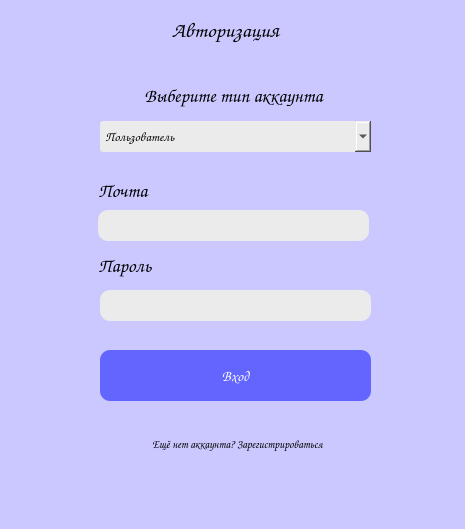
The window that client/ui/logInPage.ui (dashaPima/el-library) describes before a commit, drawn with Qt 5.
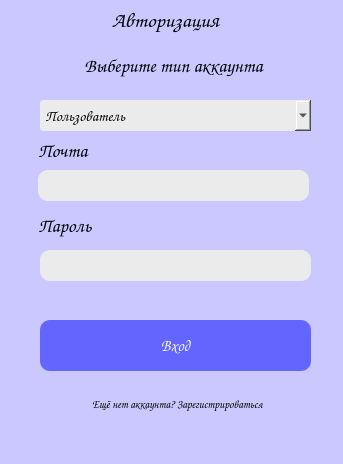
The same window after the commit.

Patch:
```diff
--- a/client/ui/logInPage.ui
+++ b/client/ui/logInPage.ui
@@ -6,8 +6,8 @@
    <rect>
     <x>0</x>
     <y>0</y>
-    <width>465</width>
-    <height>529</height>
+    <width>343</width>
+    <height>464</height>
    </rect>
   </property>
   <property name="windowTitle">
@@ -21,8 +21,8 @@
    <widget class="QLabel" name="label">
     <property name="geometry">
      <rect>
-      <x>140</x>
-      <y>10</y>
+      <x>80</x>
+      <y>0</y>
       <width>171</width>
       <height>41</height>
      </rect>
@@ -31,7 +31,6 @@
      <font>
       <family>Comic Sans MS</family>
       <pointsize>16</pointsize>
-      <weight>75</weight>
       <bold>true</bold>
      </font>
     </property>
@@ -45,8 +44,8 @@
    <widget class="QLabel" name="label_2">
     <property name="geometry">
      <rect>
-      <x>98</x>
-      <y>80</y>
+      <x>38</x>
+      <y>50</y>
       <width>271</width>
       <height>31</height>
      </rect>
@@ -55,7 +54,6 @@
      <font>
       <family>Comic Sans MS</family>
       <pointsize>14</pointsize>
-      <weight>50</weight>
       <bold>false</bold>
      </font>
     </property>
@@ -69,8 +67,8 @@
    <widget class="QLabel" name="label_4">
     <property name="geometry">
      <rect>
-      <x>98</x>
-      <y>180</y>
+      <x>38</x>
+      <y>140</y>
       <width>81</width>
       <height>21</height>
      </rect>
@@ -88,8 +86,8 @@
    <widget class="QLabel" name="label_5">
     <property name="geometry">
      <rect>
-      <x>98</x>
-      <y>250</y>
+      <x>38</x>
+      <y>210</y>
       <width>91</width>
       <height>31</height>
      </rect>
@@ -107,8 +105,8 @@
    <widget class="QTextEdit" name="inputEmail">
     <property name="geometry">
      <rect>
-      <x>98</x>
-      <y>210</y>
+      <x>38</x>
+      <y>170</y>
       <width>271</width>
       <height>31</height>
      </rect>
@@ -116,7 +114,7 @@
     <property name="font">
      <font>
       <family>Comic Sans MS</family>
-      <pointsize>9</pointsize>
+      <pointsize>12</pointsize>
      </font>
     </property>
     <property name="styleSheet">
@@ -127,8 +125,8 @@
    <widget class="QComboBox" name="accountType">
     <property name="geometry">
      <rect>
-      <x>100</x>
-      <y>121</y>
+      <x>40</x>
+      <y>100</y>
       <width>271</width>
       <height>31</height>
      </rect>
@@ -136,7 +134,7 @@
     <property name="font">
      <font>
       <family>Comic Sans MS</family>
-      <pointsize>10</pointsize>
+      <pointsize>11</pointsize>
      </font>
     </property>
     <property name="styleSheet">
@@ -157,8 +155,8 @@
    <widget class="QPushButton" name="logIn">
     <property name="geometry">
      <rect>
-      <x>100</x>
-      <y>350</y>
+      <x>40</x>
+      <y>320</y>
       <width>271</width>
       <height>51</height>
      </rect>
@@ -166,7 +164,7 @@
     <property name="font">
      <font>
       <family>Comic Sans MS</family>
-      <pointsize>11</pointsize>
+      <pointsize>12</pointsize>
      </font>
     </property>
     <property name="cursor">
@@ -185,8 +183,8 @@
    <widget class="QPushButton" name="btnToRegistrationPage">
     <property name="geometry">
      <rect>
-      <x>102</x>
-      <y>430</y>
+      <x>42</x>
+      <y>390</y>
       <width>271</width>
       <height>28</height>
      </rect>
@@ -210,12 +208,17 @@
    <widget class="QLineEdit" name="inputPassword">
     <property name="geometry">
      <rect>
-      <x>100</x>
-      <y>290</y>
+      <x>40</x>
+      <y>250</y>
       <width>271</width>
       <height>31</height>
      </rect>
     </property>
+    <property name="font">
+     <font>
+      <pointsize>12</pointsize>
+     </font>
+    </property>
     <property name="styleSheet">
      <string notr="true">background-color: rgb(235, 235, 235);
 border-radius:10%</string>
```
Left out of the diff: 4 changed lines with no effect on the pictures.
